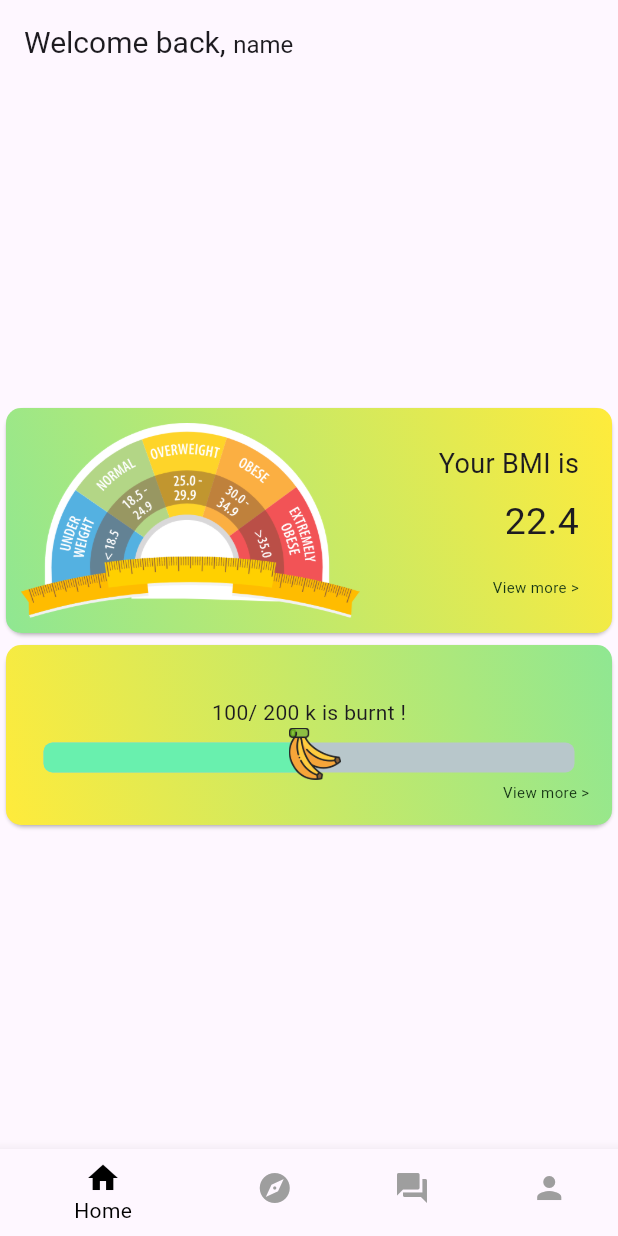
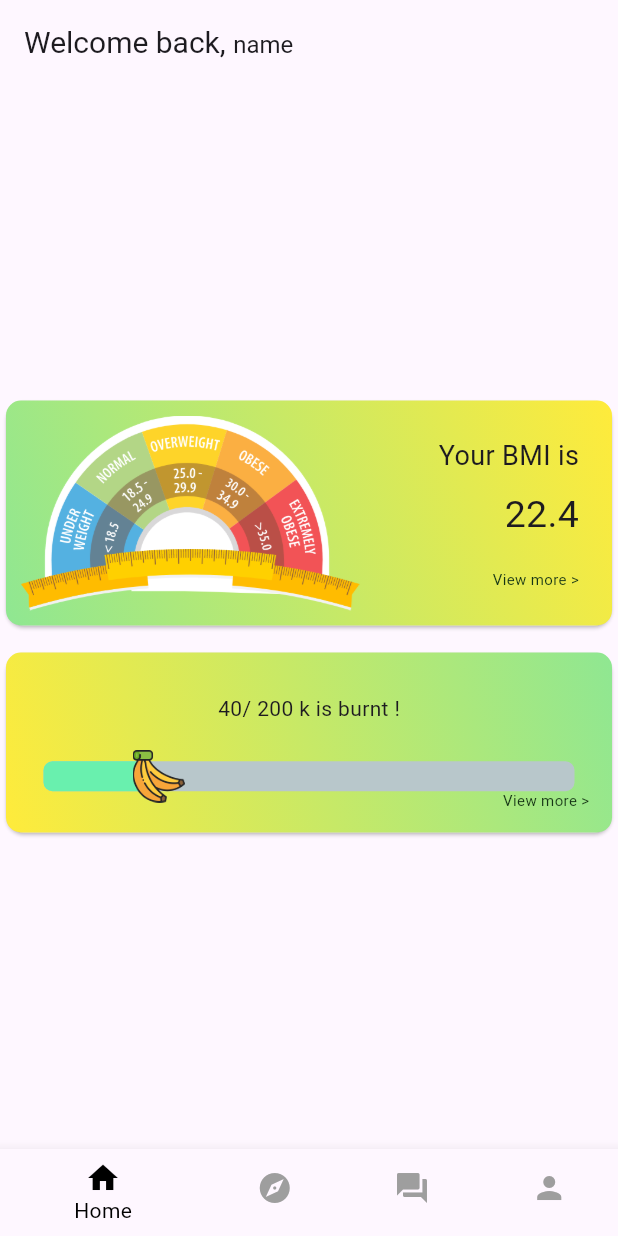
Before and after one commit to jessLijie/fitness-tracking, a Flutter app: the screen it shows after launch, on a phone screen of 412 x 824 dp. Run offline on Flutter 3.47's test engine with Material 3 defaults, Android fonts, the light colour scheme and no system bars; drawn by our look-alikes of percent_indicator; our stand-ins replace firebase_core; accounts and stored records are empty.

Commit message:
dashboard v2

```diff
--- a/lib/Dashboard/home.dart
+++ b/lib/Dashboard/home.dart
@@ -31,11 +31,18 @@ class HomePage extends StatelessWidget {
             Container(
               child: const Column(
                 children: [
-                  Card(
+                  Padding(
+                    padding: EdgeInsets.symmetric(vertical: 5.0), // Add vertical margin between cards
+                    child: Card(
                       child: BmiCard(BMI: 22.35),
                     ),
-                  Card(
-                    child: CaloryCard(burnt: 100, goal: 200),
+                  ),
+
+                  Padding(
+                    padding: EdgeInsets.symmetric(vertical: 5.0), // Add vertical margin between cards
+                    child: Card(
+                      child: CaloryCard(burnt: 40, goal: 200),
+                    ),
                   ),
                 ],
               ),
@@ -46,6 +53,7 @@ class HomePage extends StatelessWidget {
     );
   }
 }
+
 
 class CaloryCard extends StatelessWidget {
   const CaloryCard({Key? key, required this.burnt, required this.goal})
@@ -79,9 +87,7 @@ class CaloryCard extends StatelessWidget {
               mainAxisAlignment: MainAxisAlignment.center,
               children: [
                 Text("$burnt/ $goal k is burnt !"),
-                  SizedBox(
-                      height:
-                          10), // Adding some space between text and progress indicator
+                SizedBox(height: 25),
                 LayoutBuilder(
                   builder: (context, constraints) {
                     return LinearPercentIndicator(
@@ -96,16 +102,20 @@ class CaloryCard extends StatelessWidget {
                 ),
               ],
             ),
+            AnimatedPositioned(
+              duration: const Duration(milliseconds: 2000),
+              curve: Curves.easeInOut,
+              left: (MediaQuery.of(context).size.width - 65) * progressPercent,
+              top: 50,
+              child: Image.asset(
+                'assets/image/banana.png',
+                width: 35,
+                height: 35,
+              ),
+            ),
             Positioned(
-                left:
-                    (MediaQuery.of(context).size.width - 65) * progressPercent,
-                top: 40,
-                child: Image.asset('assets/image/banana.png',
-                    width: 35, height: 35),
+              child: buildClickableText2(context),
             ),
-              const SizedBox(height: 18),
-              // Text("${(progressPercent * 100).toStringAsFixed(1)}%"),
-              buildClickableText2(context),
           ],
         ),
       ),
@@ -199,7 +209,7 @@ GestureDetector buildClickableText2(BuildContext context) {
       );
     },
     child: Container(
-      alignment: Alignment.bottomRight, // Align text to the right
+      alignment: Alignment.bottomRight,
       child: Text(
         "View more >",
         style: TextStyle(fontSize: 10, color: Color.fromARGB(255, 22, 53, 21)),
```
Lines whose indentation alone changed are shown as unchanged.
